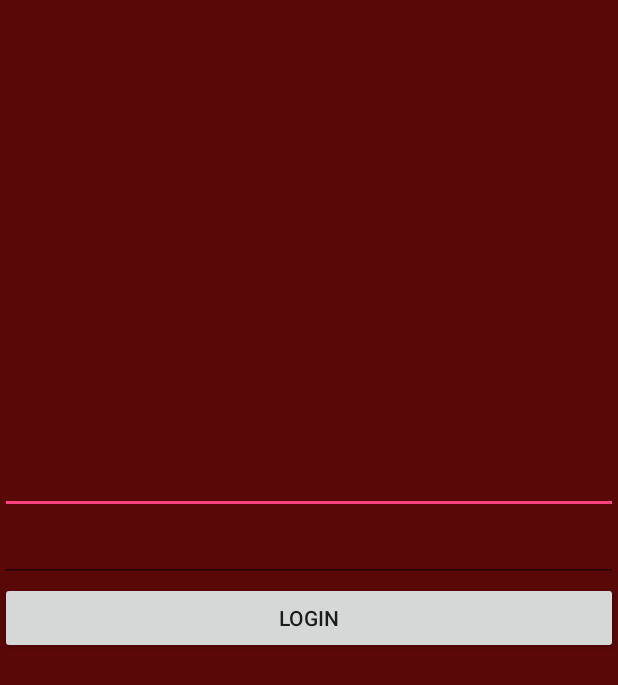
After one commit to Mochil/U_GoRescue, an Android app: the layout login.xml on its own in the app's theme, with its tools: preview values and no code run, on a phone screen of 412 x 824 dp. The commit adds this screen. Shown: the top 685 px of the screen. Run offline under Robolectric (Android 15) with nearby library versions, the phone set to English and light mode, and no system bars.

Commit message:
belum ada logicnya

```diff
--- a/app/src/main/java/com/digitallight/u_gorescue/Home.java
+++ b/app/src/main/java/com/digitallight/u_gorescue/Home.java
@@ -81,7 +81,6 @@ public class Home extends Activity implements
 
             Geocoder geocoder = new Geocoder(this);
             try {
-                addressList = geocoder.getFromLocation(lat, lang, 1);
             } catch (IOException e) {
                 Toast.makeText(getApplicationContext(), "Lokasi tidak ada ", Toast.LENGTH_SHORT).show();
             }
--- /dev/null
+++ b/app/src/main/res/layout/login.xml
@@ -0,0 +1,43 @@
+<?xml version="1.0" encoding="utf-8"?>
+<LinearLayout xmlns:android="http://schemas.android.com/apk/res/android"
+    android:orientation="vertical" android:layout_width="match_parent"
+    android:layout_height="match_parent">
+
+    <RelativeLayout
+        android:layout_width="match_parent"
+        android:layout_height="match_parent"
+        android:background="#590707">
+
+        <Button
+            android:layout_width="wrap_content"
+            android:layout_height="wrap_content"
+            android:text="LOGIN"
+            android:id="@+id/button"
+            android:layout_centerVertical="true"
+            android:layout_alignParentLeft="true"
+            android:layout_alignParentStart="true"
+            android:layout_alignParentRight="true"
+            android:layout_alignParentEnd="true" />
+
+        <EditText
+            android:layout_width="wrap_content"
+            android:layout_height="wrap_content"
+            android:id="@+id/editText"
+            android:layout_above="@+id/editText2"
+            android:layout_alignParentLeft="true"
+            android:layout_alignParentStart="true"
+            android:layout_alignParentRight="true"
+            android:layout_alignParentEnd="true" />
+
+        <EditText
+            android:layout_width="wrap_content"
+            android:layout_height="wrap_content"
+            android:id="@+id/editText2"
+            android:layout_above="@+id/button"
+            android:layout_alignParentLeft="true"
+            android:layout_alignParentStart="true"
+            android:layout_alignParentRight="true"
+            android:layout_alignParentEnd="true" />
+    </RelativeLayout>
+
+</LinearLayout>
```
Also changed, not shown: app/src/main/AndroidManifest.xml (+12 -3 lines), app/src/main/res/values/strings.xml (+14 -0 lines).
